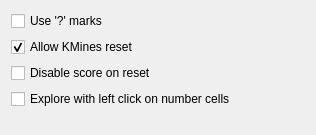
Above: src/generalopts.ui from KDE/kmines before the change. Below: the same form after it.
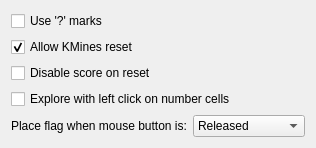
That is the form after the change.

Commit message:
Add option to place flag on mouse press instead of release
On other popular minesweeper implementations like https://minesweeper.online/ and [Minesweeper X](https://minesweepergame.com/download/minesweeper-x.php), a flag is placed immediately when you press your mouse down.

This makes the gameplay smoother, and it allows the [1.5 click technique](https://www.minesweeper.info/wiki/1.5_Click) to work properly.

```diff
--- a/src/generalopts.ui
+++ b/src/generalopts.ui
@@ -45,6 +45,31 @@
      </property>
     </widget>
    </item>
+   <item>
+    <layout class="QHBoxLayout" name="horizontalLayout">
+     <item>
+      <widget class="QLabel" name="label">
+       <property name="text">
+        <string>Place flag when mouse button is:</string>
+       </property>
+      </widget>
+     </item>
+     <item>
+      <widget class="QComboBox" name="kcfg_PlaceFlagOn">
+       <item>
+        <property name="text">
+         <string>Released</string>
+        </property>
+       </item>
+       <item>
+        <property name="text">
+         <string>Pressed</string>
+        </property>
+       </item>
+      </widget>
+     </item>
+    </layout>
+   </item>
    <item>
     <spacer name="verticalSpacer">
      <property name="orientation">
```
The commit also changes 3 other files.
